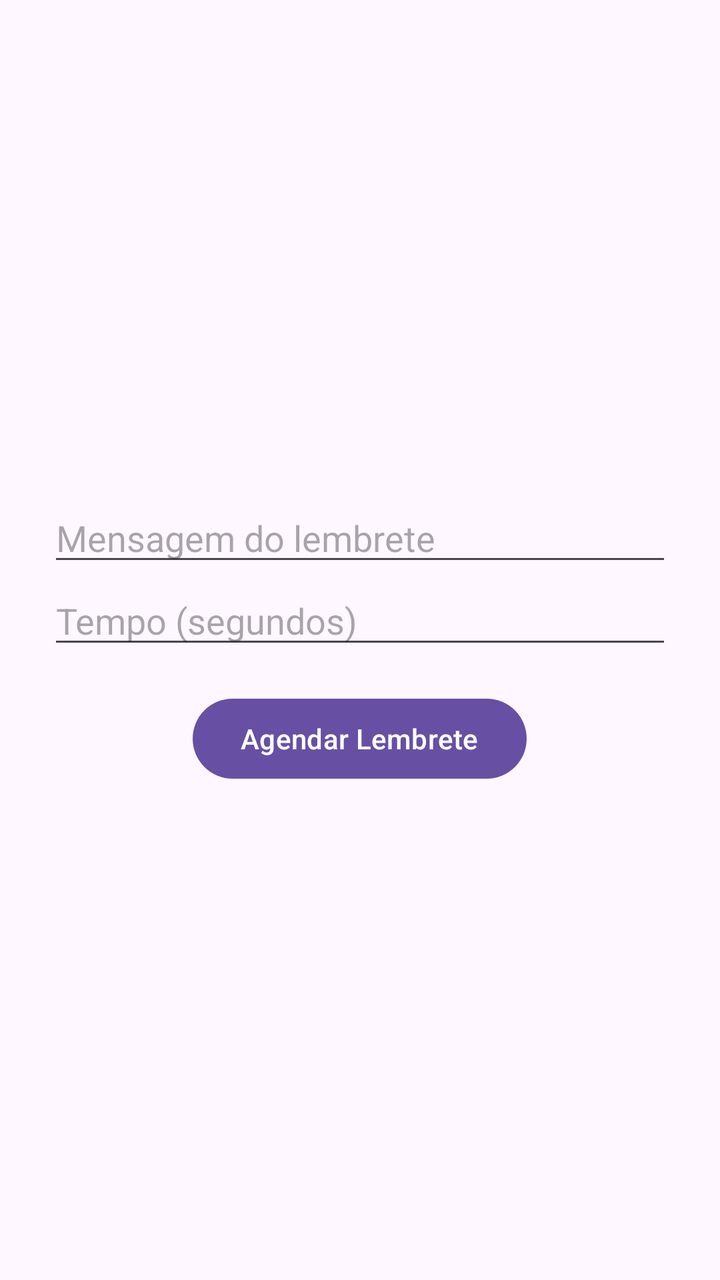
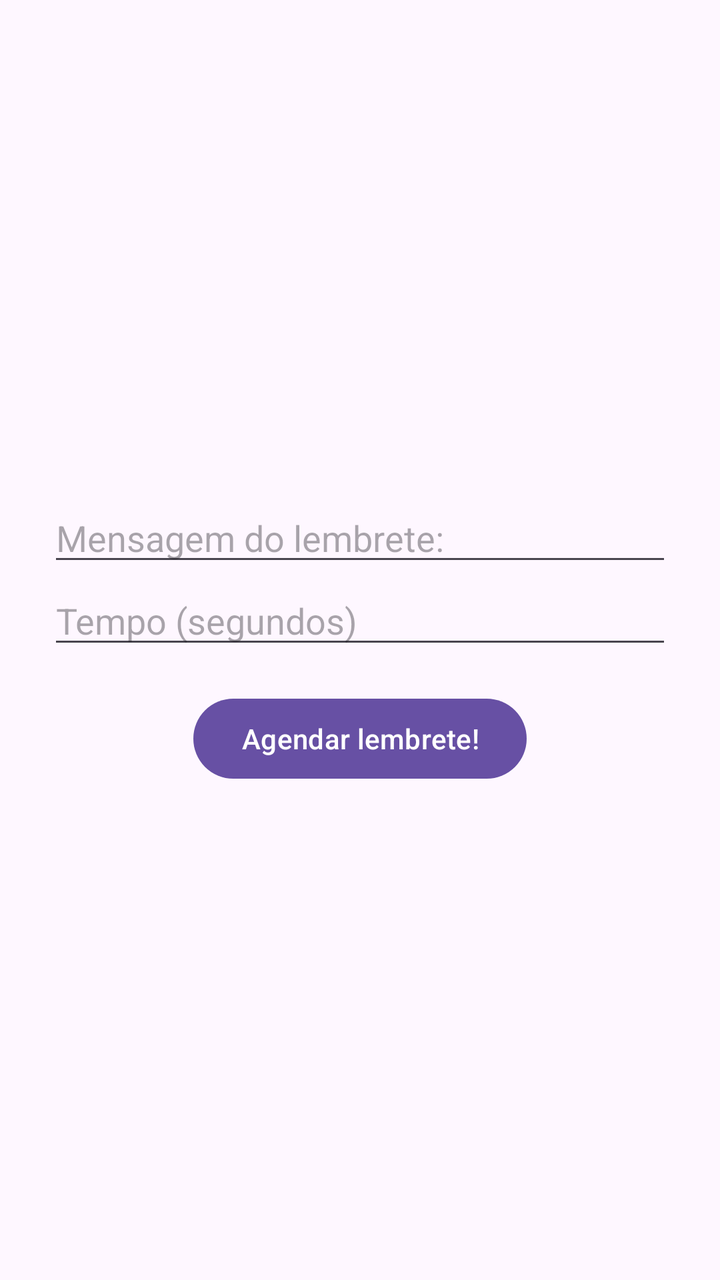

Before-and-after screenshots of an Android layout around one commit, followed by the original layout XML and the change that was made.
<!-- AndroidManifest.xml: application theme Theme.PushNotification -->
<!-- res/layout/activity_lembrete.xml -->
<?xml version="1.0" encoding="utf-8"?>
<LinearLayout
    xmlns:android="http://schemas.android.com/apk/res/android"
    android:orientation="vertical"
    android:gravity="center"
    android:padding="24dp"
    android:layout_width="match_parent"
    android:layout_height="match_parent">

    <EditText
        android:id="@+id/editMessage"
        android:layout_width="match_parent"
        android:layout_height="wrap_content"
        android:hint="Mensagem do lembrete" />

    <EditText
        android:id="@+id/editSeconds"
        android:layout_width="match_parent"
        android:layout_height="wrap_content"
        android:inputType="number"
        android:hint="Tempo (segundos)" />

    <Button
        android:id="@+id/btnSetReminder"
        android:layout_width="wrap_content"
        android:layout_height="wrap_content"
        android:text="Agendar Lembrete"
        android:layout_marginTop="16dp" />
</LinearLayout>
<!-- resources referenced by this layout -->
<resources>
  <style name="Theme.PushNotification" parent="Base.Theme.PushNotification" />
  <style name="Base.Theme.PushNotification" parent="Theme.Material3.DayNight.NoActionBar">
          
          
      </style>
</resources>

<!-- the commit's change to res/layout/activity_lembrete.xml (unified diff, before → after) -->
@@ -11,19 +11,19 @@
         android:id="@+id/editMessage"
         android:layout_width="match_parent"
         android:layout_height="wrap_content"
-        android:hint="Mensagem do lembrete" />
+        android:hint="@string/lembrete_mensagem" />
 
     <EditText
         android:id="@+id/editSeconds"
         android:layout_width="match_parent"
         android:layout_height="wrap_content"
-        android:inputType="number"
-        android:hint="Tempo (segundos)" />
+        android:hint="@string/quanto_tempo"
+        android:inputType="number" />
 
     <Button
         android:id="@+id/btnSetReminder"
         android:layout_width="wrap_content"
         android:layout_height="wrap_content"
-        android:text="Agendar Lembrete"
-        android:layout_marginTop="16dp" />
+        android:layout_marginTop="16dp"
+        android:text="@string/agendar_lembrete" />
 </LinearLayout>
<!-- resource entries referenced after the edit -->
@@ -1,5 +1,8 @@
 <!-- resources referenced by this layout -->
 <resources>
+  <string name="agendar_lembrete">Agendar lembrete!</string>
+  <string name="lembrete_mensagem">Mensagem do lembrete:</string>
+  <string name="quanto_tempo">Tempo (segundos)</string>
   <style name="Theme.PushNotification" parent="Base.Theme.PushNotification" />
   <style name="Base.Theme.PushNotification" parent="Theme.Material3.DayNight.NoActionBar">
           
